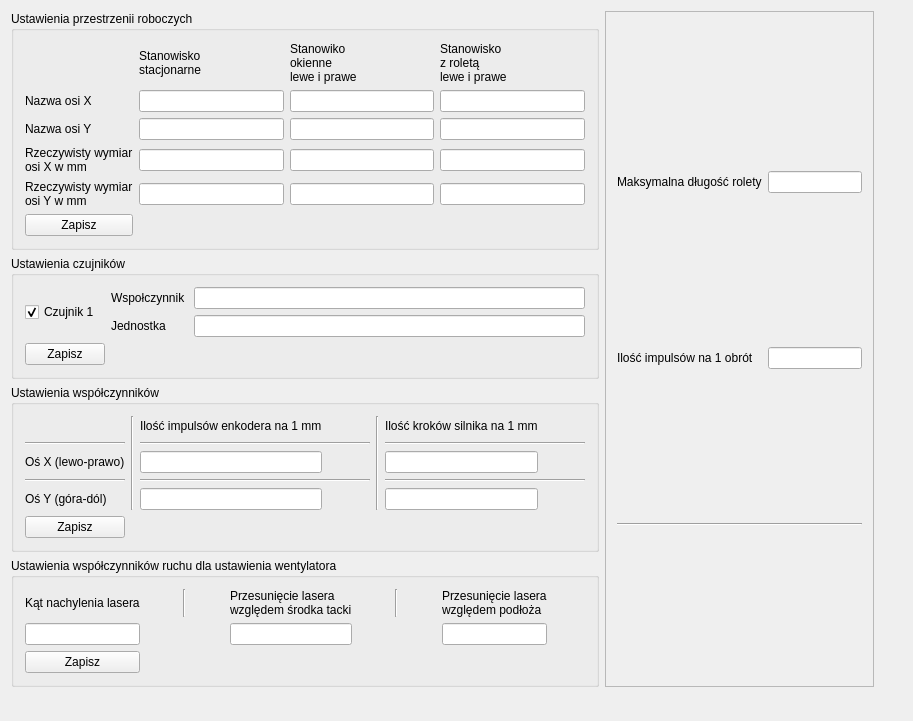
This is PrzeplywomierzGUI/Serwis/mainwindow.ui in wiacekmarcin/StanowiskoOtwock as Qt 5 draws it before an edit. The edited form follows.
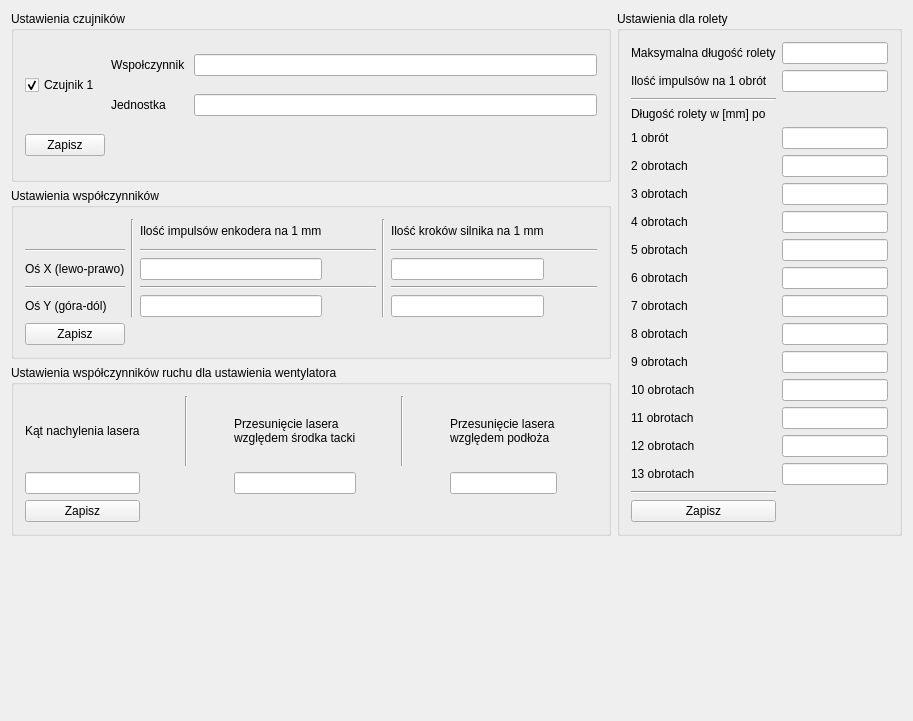
This is the edited form.

Patch:
```diff
--- a/PrzeplywomierzGUI/Serwis/mainwindow.ui
+++ b/PrzeplywomierzGUI/Serwis/mainwindow.ui
@@ -15,113 +15,20 @@
   </property>
   <widget class="QWidget" name="centralWidget">
    <layout class="QGridLayout" name="gridLayout_2">
-    <item row="0" column="1" rowspan="4">
-     <widget class="QScrollArea" name="scrollArea">
-      <property name="widgetResizable">
-       <bool>true</bool>
+    <item row="4" column="0">
+     <spacer name="verticalSpacer">
+      <property name="orientation">
+       <enum>Qt::Vertical</enum>
       </property>
-      <widget class="QWidget" name="scrollAreaWidgetContents">
-       <property name="geometry">
-        <rect>
-         <x>0</x>
-         <y>0</y>
-         <width>255</width>
-         <height>695</height>
-        </rect>
-       </property>
-       <layout class="QGridLayout" name="gridLayout_3">
-        <item row="0" column="1">
-         <widget class="QLineEdit" name="dlugoscRolety"/>
-        </item>
-        <item row="0" column="0">
-         <widget class="QLabel" name="ldlugoscrolety">
-          <property name="text">
-           <string>Maksymalna długość rolety</string>
-          </property>
-         </widget>
-        </item>
-        <item row="1" column="0">
-         <widget class="QLabel" name="limpuslyrolety">
-          <property name="text">
-           <string>Ilość impulsów na 1 obrót</string>
-          </property>
-         </widget>
-        </item>
-        <item row="1" column="1">
-         <widget class="QLineEdit" name="roletaImpObrot"/>
-        </item>
-        <item row="2" column="0" colspan="2">
-         <widget class="Line" name="line">
-          <property name="orientation">
-           <enum>Qt::Horizontal</enum>
-          </property>
-         </widget>
-        </item>
-       </layout>
-      </widget>
-     </widget>
-    </item>
-    <item row="1" column="0">
-     <widget class="QGroupBox" name="groupBox">
-      <property name="title">
-       <string>Ustawienia czujników</string>
+      <property name="sizeHint" stdset="0">
+       <size>
+        <width>20</width>
+        <height>40</height>
+       </size>
       </property>
-      <property name="flat">
-       <bool>false</bool>
-      </property>
-      <layout class="QGridLayout" name="gridLayoutCzujniki">
-       <item row="0" column="0" rowspan="2">
-        <widget class="QCheckBox" name="cbcz1">
-         <property name="text">
-          <string>Czujnik 1</string>
-         </property>
-         <property name="checked">
-          <bool>true</bool>
-         </property>
-        </widget>
-       </item>
-       <item row="0" column="1">
-        <widget class="QLabel" name="lratio1">
-         <property name="text">
-          <string>Wspołczynnik </string>
-         </property>
-        </widget>
-       </item>
-       <item row="0" column="2">
-        <widget class="QLineEdit" name="ecz1ratio">
-         <property name="text">
-          <string/>
-         </property>
-        </widget>
-       </item>
-       <item row="1" column="1">
-        <widget class="QLabel" name="lunit1">
-         <property name="text">
-          <string>Jednostka</string>
-         </property>
-        </widget>
-       </item>
-       <item row="1" column="2">
-        <widget class="QLineEdit" name="ecz1unit">
-         <property name="text">
-          <string/>
-         </property>
-         <property name="maxLength">
-          <number>10</number>
-         </property>
-        </widget>
-       </item>
-       <item row="2" column="0">
-        <widget class="QPushButton" name="pbSaveRadioCzujnik">
-         <property name="text">
-          <string>Zapisz</string>
-         </property>
-        </widget>
-       </item>
-      </layout>
-     </widget>
+     </spacer>
     </item>
-    <item row="3" column="0">
+    <item row="2" column="0">
      <widget class="QGroupBox" name="groupBoxWentylator">
       <property name="title">
        <string>Ustawienia współczynników ruchu dla ustawienia wentylatora</string>
@@ -248,25 +155,7 @@
       </layout>
      </widget>
     </item>
-    <item row="1" column="2" rowspan="5">
-     <widget class="QFrame" name="frame_2">
-      <layout class="QGridLayout" name="gridLayout"/>
-     </widget>
-    </item>
-    <item row="5" column="0">
-     <spacer name="verticalSpacer">
-      <property name="orientation">
-       <enum>Qt::Vertical</enum>
-      </property>
-      <property name="sizeHint" stdset="0">
-       <size>
-        <width>20</width>
-        <height>40</height>
-       </size>
-      </property>
-     </spacer>
-    </item>
-    <item row="2" column="0">
+    <item row="1" column="0">
      <widget class="QGroupBox" name="groupBoxMechanizm">
       <property name="title">
        <string>Ustawienia współczynników</string>
@@ -405,105 +294,244 @@
      </widget>
     </item>
     <item row="0" column="0">
+     <widget class="QGroupBox" name="groupBox">
+      <property name="title">
+       <string>Ustawienia czujników</string>
+      </property>
+      <property name="flat">
+       <bool>false</bool>
+      </property>
+      <layout class="QGridLayout" name="gridLayoutCzujniki">
+       <item row="0" column="0" rowspan="2">
+        <widget class="QCheckBox" name="cbcz1">
+         <property name="text">
+          <string>Czujnik 1</string>
+         </property>
+         <property name="checked">
+          <bool>true</bool>
+         </property>
+        </widget>
+       </item>
+       <item row="0" column="1">
+        <widget class="QLabel" name="lratio1">
+         <property name="text">
+          <string>Wspołczynnik </string>
+         </property>
+        </widget>
+       </item>
+       <item row="0" column="2">
+        <widget class="QLineEdit" name="ecz1ratio">
+         <property name="text">
+          <string/>
+         </property>
+        </widget>
+       </item>
+       <item row="1" column="1">
+        <widget class="QLabel" name="lunit1">
+         <property name="text">
+          <string>Jednostka</string>
+         </property>
+        </widget>
+       </item>
+       <item row="1" column="2">
+        <widget class="QLineEdit" name="ecz1unit">
+         <property name="text">
+          <string/>
+         </property>
+         <property name="maxLength">
+          <number>10</number>
+         </property>
+        </widget>
+       </item>
+       <item row="2" column="0">
+        <widget class="QPushButton" name="pbSaveRadioCzujnik">
+         <property name="text">
+          <string>Zapisz</string>
+         </property>
+        </widget>
+       </item>
+      </layout>
+     </widget>
+    </item>
+    <item row="0" column="1" rowspan="3">
      <widget class="QGroupBox" name="groupBox_2">
       <property name="title">
-       <string>Ustawienia przestrzenii roboczych</string>
+       <string>Ustawienia dla rolety</string>
       </property>
-      <layout class="QGridLayout" name="gridLayout_4">
-       <item row="4" column="3">
-        <widget class="QLineEdit" name="roleta_osY_real"/>
+      <layout class="QGridLayout" name="gridLayout">
+       <item row="4" column="0">
+        <widget class="QLabel" name="lobrot1">
+         <property name="text">
+          <string>1 obrót</string>
+         </property>
+        </widget>
        </item>
-       <item row="2" column="1">
-        <widget class="QLineEdit" name="stac_osY_nazwa"/>
+       <item row="16" column="1">
+        <widget class="QLineEdit" name="RolObrot13"/>
        </item>
-       <item row="3" column="3">
-        <widget class="QLineEdit" name="roleta_osX_real"/>
+       <item row="13" column="1">
+        <widget class="QLineEdit" name="RolObrot10"/>
        </item>
-       <item row="3" column="1">
-        <widget class="QLineEdit" name="stac_osX_real"/>
+       <item row="10" column="1">
+        <widget class="QLineEdit" name="RolObrot7"/>
        </item>
-       <item row="4" column="2">
-        <widget class="QLineEdit" name="okno_osY_real"/>
+       <item row="5" column="0">
+        <widget class="QLabel" name="lobrot2">
+         <property name="text">
+          <string>2 obrotach</string>
+         </property>
+        </widget>
        </item>
-       <item row="1" column="2">
-        <widget class="QLineEdit" name="okno_osX_nazwa"/>
+       <item row="12" column="1">
+        <widget class="QLineEdit" name="RolObrot9"/>
        </item>
-       <item row="2" column="2">
-        <widget class="QLineEdit" name="okno_osY_nazwa"/>
+       <item row="17" column="0">
+        <widget class="Line" name="line_7">
+         <property name="orientation">
+          <enum>Qt::Horizontal</enum>
+         </property>
+        </widget>
        </item>
-       <item row="2" column="0">
-        <widget class="QLabel" name="label_7">
+       <item row="0" column="0">
+        <widget class="QLabel" name="ldlugoscrolety">
          <property name="text">
-          <string>Nazwa osi Y</string>
+          <string>Maksymalna długość rolety</string>
          </property>
         </widget>
        </item>
-       <item row="1" column="3">
-        <widget class="QLineEdit" name="roleta_osX_nazwa"/>
+       <item row="7" column="1">
+        <widget class="QLineEdit" name="RolObrot4"/>
+       </item>
+       <item row="10" column="0">
+        <widget class="QLabel" name="lobrot7">
+         <property name="text">
+          <string>7 obrotach</string>
+         </property>
+        </widget>
+       </item>
+       <item row="6" column="0">
+        <widget class="QLabel" name="lobrot3">
+         <property name="text">
+          <string>3 obrotach</string>
+         </property>
+        </widget>
+       </item>
+       <item row="11" column="1">
+        <widget class="QLineEdit" name="RolObrot8"/>
        </item>
        <item row="1" column="1">
-        <widget class="QLineEdit" name="stac_osX_nazwa"/>
+        <widget class="QLineEdit" name="roletaImpObrot"/>
+       </item>
+       <item row="15" column="1">
+        <widget class="QLineEdit" name="RolObrot12"/>
+       </item>
+       <item row="11" column="0">
+        <widget class="QLabel" name="lobrot8">
+         <property name="text">
+          <string>8 obrotach</string>
+         </property>
+        </widget>
+       </item>
+       <item row="16" column="0">
+        <widget class="QLabel" name="lobrot13">
+         <property name="text">
+          <string>13 obrotach</string>
+         </property>
+        </widget>
+       </item>
+       <item row="6" column="1">
+        <widget class="QLineEdit" name="RolObrot3"/>
+       </item>
+       <item row="13" column="0">
+        <widget class="QLabel" name="lobrot10">
+         <property name="text">
+          <string>10 obrotach</string>
+         </property>
+        </widget>
+       </item>
+       <item row="8" column="0">
+        <widget class="QLabel" name="lobrot5">
+         <property name="text">
+          <string>5 obrotach</string>
+         </property>
+        </widget>
+       </item>
+       <item row="2" column="0">
+        <widget class="Line" name="line">
+         <property name="orientation">
+          <enum>Qt::Horizontal</enum>
+         </property>
+        </widget>
        </item>
        <item row="0" column="1">
-        <widget class="QLabel" name="label_3">
-         <property name="text">
-          <string>Stanowisko
-stacjonarne</string>
-         </property>
-        </widget>
+        <widget class="QLineEdit" name="dlugoscRolety"/>
        </item>
-       <item row="3" column="0">
-        <widget class="QLabel" name="label_8">
+       <item row="15" column="0">
+        <widget class="QLabel" name="lobrot12">
          <property name="text">
-          <string>Rzeczywisty wymiar
-osi X w mm</string>
+          <string>12 obrotach</string>
          </property>
         </widget>
        </item>
        <item row="4" column="1">
-        <widget class="QLineEdit" name="stac_osY_real"/>
+        <widget class="QLineEdit" name="RolObrot1"/>
        </item>
-       <item row="2" column="3">
-        <widget class="QLineEdit" name="roleta_osY_nazwa"/>
+       <item row="12" column="0">
+        <widget class="QLabel" name="lobrot9">
+         <property name="text">
+          <string>9 obrotach</string>
+         </property>
+        </widget>
        </item>
-       <item row="0" column="2">
+       <item row="9" column="0">
+        <widget class="QLabel" name="lobrot6">
+         <property name="text">
+          <string>6 obrotach</string>
+         </property>
+        </widget>
+       </item>
+       <item row="14" column="1">
+        <widget class="QLineEdit" name="RolObrot11"/>
+       </item>
+       <item row="1" column="0">
+        <widget class="QLabel" name="limpuslyrolety">
+         <property name="text">
+          <string>Ilość impulsów na 1 obrót</string>
+         </property>
+        </widget>
+       </item>
+       <item row="14" column="0">
+        <widget class="QLabel" name="lobrot11">
+         <property name="text">
+          <string>11 obrotach</string>
+         </property>
+        </widget>
+       </item>
+       <item row="9" column="1">
+        <widget class="QLineEdit" name="RolObrot6"/>
+       </item>
+       <item row="8" column="1">
+        <widget class="QLineEdit" name="RolObrot5"/>
+       </item>
+       <item row="3" column="0" colspan="2">
         <widget class="QLabel" name="label_4">
          <property name="text">
-          <string>Stanowiko
-okienne
-lewe i prawe</string>
+          <string>Długość rolety w [mm] po </string>
          </property>
         </widget>
        </item>
-       <item row="4" column="0">
-        <widget class="QLabel" name="label_9">
-         <property name="text">
-          <string>Rzeczywisty wymiar
-osi Y w mm</string>
-         </property>
-        </widget>
+       <item row="5" column="1">
+        <widget class="QLineEdit" name="RolObrot2"/>
        </item>
-       <item row="1" column="0">
-        <widget class="QLabel" name="label_6">
+       <item row="7" column="0">
+        <widget class="QLabel" name="lobrot4">
          <property name="text">
-          <string>Nazwa osi X</string>
+          <string>4 obrotach</string>
          </property>
         </widget>
        </item>
-       <item row="3" column="2">
-        <widget class="QLineEdit" name="okno_osX_real"/>
-       </item>
-       <item row="0" column="3">
-        <widget class="QLabel" name="label_5">
-         <property name="text">
-          <string>Stanowisko
-z roletą
-lewe i prawe</string>
-         </property>
-        </widget>
-       </item>
-       <item row="5" column="0">
-        <widget class="QPushButton" name="pbSaveWymiary">
+       <item row="18" column="0">
+        <widget class="QPushButton" name="pbRoletaSave">
          <property name="text">
           <string>Zapisz</string>
          </property>
```
Left out of the diff: 30 changed lines with no effect on the pictures.
